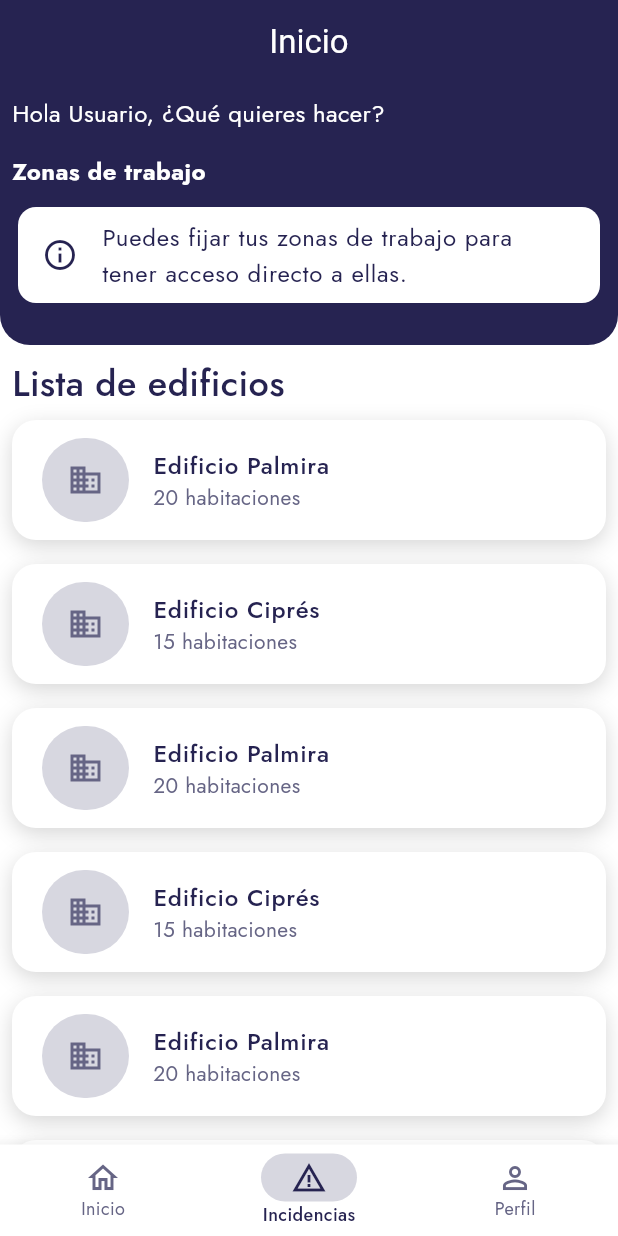
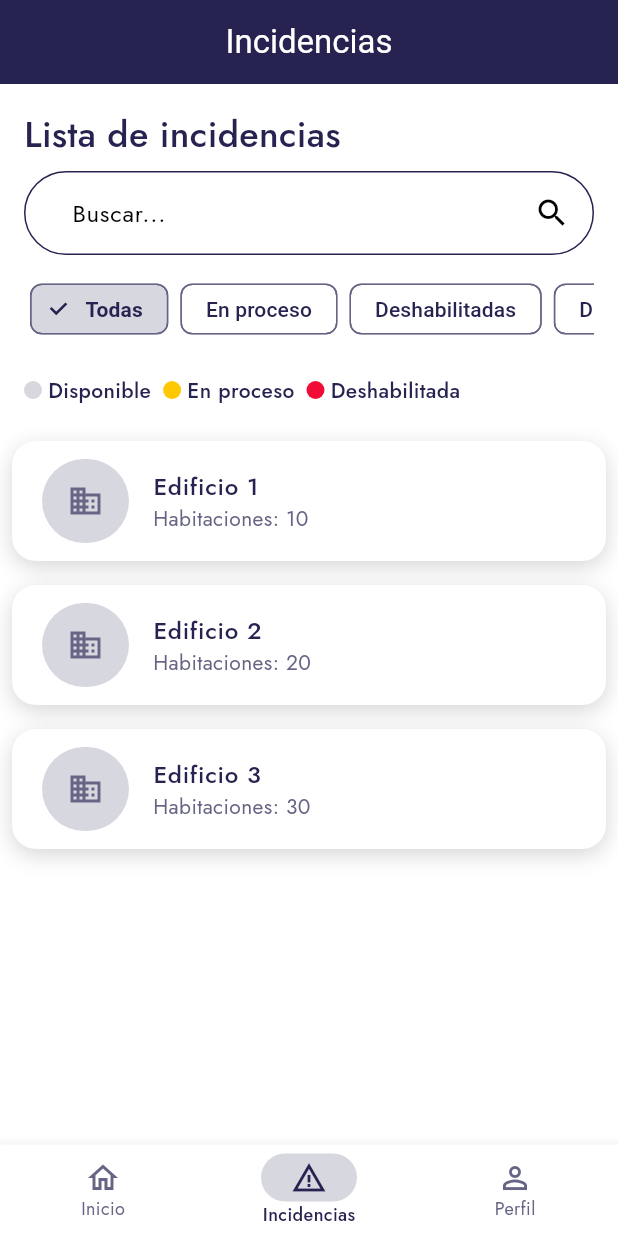
Before and after one commit to EmilianoChofis/Mobile-CleanCheck, a Flutter app: the screen it shows after launch, item 2 of the bottom bar chosen, on a phone screen of 412 x 824 dp. Run offline on Flutter 3.47's test engine with Material 3 defaults, Android fonts, the phone set to English and light mode, and no system bars; our stand-ins replace bloc, dio, equatable, flutter_bloc, image_picker, shared_preferences.

Commit message:
[ADD] incidencies screen

```diff
--- /dev/null
+++ b/lib/modules/common/incidences_screen.dart
@@ -0,0 +1,70 @@
+import 'package:flutter/material.dart';
+import 'package:mobile_clean_check/widgets/widgets.dart';
+import 'package:mobile_clean_check/core/theme/themes.dart';
+
+class IncidencesScreen extends StatefulWidget {
+  const IncidencesScreen({super.key});
+
+  @override
+  State<IncidencesScreen> createState() => _IncidencesScreenState();
+}
+
+class _IncidencesScreenState extends State<IncidencesScreen> {
+  final _searchController = SearchController();
+  final primaryColor = ColorSchemes.primary;
+
+  @override
+  Widget build(BuildContext context) {
+    return Scaffold(
+      appBar: const CcAppBarWidget(
+        title: 'Incidencias',
+      ),
+      body: CcListScreenTemplate(
+        title: 'Lista de incidencias',
+        search: SearchBar(
+          controller: _searchController,
+          hintText: 'Buscar...',
+          trailing: const [Icon(Icons.search)],
+          padding: const WidgetStatePropertyAll<EdgeInsets>(
+            EdgeInsets.symmetric(horizontal: 16),
+          ),
+          elevation: WidgetStateProperty.all(0.0),
+          side: WidgetStateProperty.all(BorderSide(color: primaryColor)),
+        ),
+        filters: Padding(
+          padding: const EdgeInsets.symmetric(vertical: 16.0),
+          child: CcFiltersWidget(
+            filters: const [
+              'Todas',
+              'En proceso',
+              'Deshabilitadas',
+              'Disponibles',
+            ],
+            onSelected: (filter) => print(filter),
+          ),
+        ),
+        symbology: const CcSymbologyWidget(
+          grayLabel: 'Disponible',
+          yellowLabel: 'En proceso',
+          redLabel: 'Deshabilitada',
+        ),
+        content: const CcListItemsWidget(
+          content: [
+            {
+              'name': 'Edificio 1',
+              'rooms': 'Habitaciones: 10',
+            },
+            {
+              'name': 'Edificio 2',
+              'rooms': 'Habitaciones: 20',
+            },
+            {
+              'name': 'Edificio 3',
+              'rooms': 'Habitaciones: 30',
+            },
+          ],
+        ),
+      ),
+    );
+  }
+}
--- a/lib/modules/modules.dart
+++ b/lib/modules/modules.dart
@@ -12,3 +12,6 @@ export 'package:mobile_clean_check/modules/receptionist/receptionist_home_screen
 //main module
 export 'package:mobile_clean_check/modules/maid/maid_building_screen.dart';
 export 'package:mobile_clean_check/modules/maid/maid_home_screen.dart';
+
+//common module
+export 'package:mobile_clean_check/modules/common/incidences_screen.dart';
--- a/lib/navigation/get_navigation_config.dart
+++ b/lib/navigation/get_navigation_config.dart
@@ -58,7 +58,7 @@ final Map<String, Map<String, dynamic>> roleConfigurations = {
     'error': false,
     'screens': const [
       MaidHomeScreen(),
-      MaidHomeScreen(),
+      IncidencesScreen(),
       MaidHomeScreen(),
     ],
     'items': [
--- a/lib/widgets/molecules/cc_image_picker_widget.dart
+++ b/lib/widgets/molecules/cc_image_picker_widget.dart
@@ -48,6 +48,25 @@ class _CcImagePickerWidgetState extends State<CcImagePickerWidget> {
     }
   }
 
+  void _showImageDialog(XFile image) {
+    showDialog(
+      context: context,
+      builder: (BuildContext context) {
+        return Dialog(
+          child: GestureDetector(
+            onTap: () {
+              Navigator.of(context).pop();
+            },
+            child: Image.file(
+              File(image.path),
+              fit: BoxFit.contain,
+            ),
+          ),
+        );
+      },
+    );
+  }
+
   @override
   Widget build(BuildContext context) {
     return Column(
@@ -89,20 +108,24 @@ class _CcImagePickerWidgetState extends State<CcImagePickerWidget> {
               scrollDirection: Axis.horizontal,
               itemCount: _images.length,
               itemBuilder: (context, index) {
-                return Stack(
+                return Padding(
+                  padding: const EdgeInsets.only(right: 8.0),
+                  child: Stack(
                     children: [
-                    Image.file(
+                      GestureDetector(
+                        onTap: () => _showImageDialog(_images[index]),
+                        child: Image.file(
                           File(_images[index].path),
                           fit: BoxFit.cover,
                           width: 100.0,
                           height: 130.0,
                         ),
+                      ),
                       Positioned(
                         right: 0,
                         top: 0,
                         child: IconButton(
-                        icon: const Icon(Icons.remove_circle,
-                            color: Colors.red),
+                          icon: const Icon(Icons.remove_circle, color: Colors.red),
                           onPressed: () {
                             setState(() {
                               _images.removeAt(index);
@@ -112,10 +135,11 @@ class _CcImagePickerWidgetState extends State<CcImagePickerWidget> {
                         ),
                       ),
                     ],
+                  ),
                 );
               },
             ),
-          ),
+          )
         ],
         const SizedBox(height: 16.0),
       ],
--- /dev/null
+++ b/lib/widgets/templates/cc_list_screen_template.dart
@@ -0,0 +1,56 @@
+import 'package:flutter/material.dart';
+import 'package:mobile_clean_check/core/theme/themes.dart';
+
+class CcListScreenTemplate extends StatelessWidget {
+  final String title;
+  final Widget search;
+  final Widget filters;
+  final Widget symbology;
+  final Widget content;
+
+  const CcListScreenTemplate({
+    required this.title,
+    required this.search,
+    required this.filters,
+    required this.symbology,
+    required this.content,
+    super.key,
+  });
+
+  @override
+  Widget build(BuildContext context) {
+    return Scaffold(
+      body: Column(
+        crossAxisAlignment: CrossAxisAlignment.start,
+        children: [
+          Padding(
+            padding: const EdgeInsets.all(16.0),
+            child: Column(
+              crossAxisAlignment: CrossAxisAlignment.start,
+              children: [
+                Padding(
+                  padding: const EdgeInsets.only(bottom: 8.0),
+                  child: Text(
+                    title,
+                    style: TextThemes.lightTextTheme.headlineSmall,
+                  ),
+                ),
+                search,
+                filters,
+                symbology,
+              ],
+            ),
+          ),
+          Expanded(
+            child: Padding(
+              padding: const EdgeInsets.all(8.0),
+              child: SingleChildScrollView(
+                child: content,
+              ),
+            ),
+          ),
+        ],
+      ),
+    );
+  }
+}
--- a/lib/widgets/widgets.dart
+++ b/lib/widgets/widgets.dart
@@ -45,6 +45,7 @@ export 'package:mobile_clean_check/widgets/templates/cc_auth_template.dart';
 export 'package:mobile_clean_check/widgets/templates/cc_bottom_sheet_template.dart';
 export 'package:mobile_clean_check/widgets/templates/cc_building_rooms_template.dart';
 export 'package:mobile_clean_check/widgets/templates/cc_header_template.dart';
+export 'package:mobile_clean_check/widgets/templates/cc_list_screen_template.dart';
 export 'package:mobile_clean_check/widgets/templates/cc_title_content_template.dart';
 export 'package:mobile_clean_check/widgets/templates/cc_welcome_home_template.dart';
 export 'package:mobile_clean_check/widgets/templates/cc_working_zone_template.dart';
```
Lines whose indentation alone changed are shown as unchanged.
